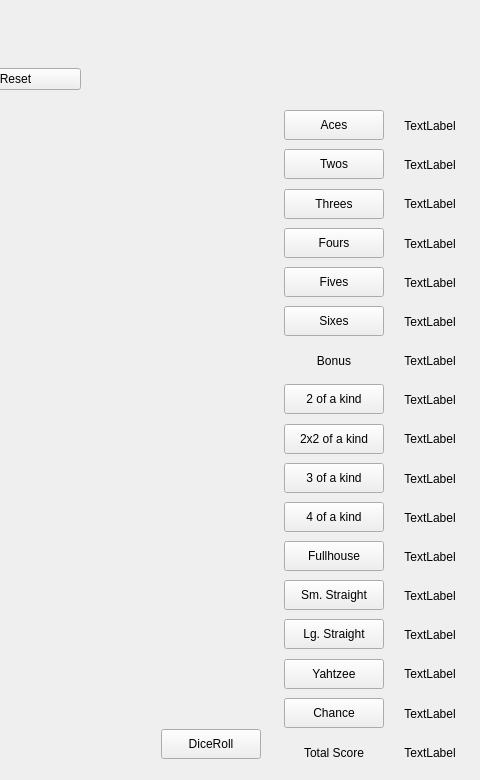
Qt form GUI.ui (MoVo01/Kniffel) before a commit; both pictures show x 350 to 830 and y 131 to 911 of the 830 by 911 pixel window.
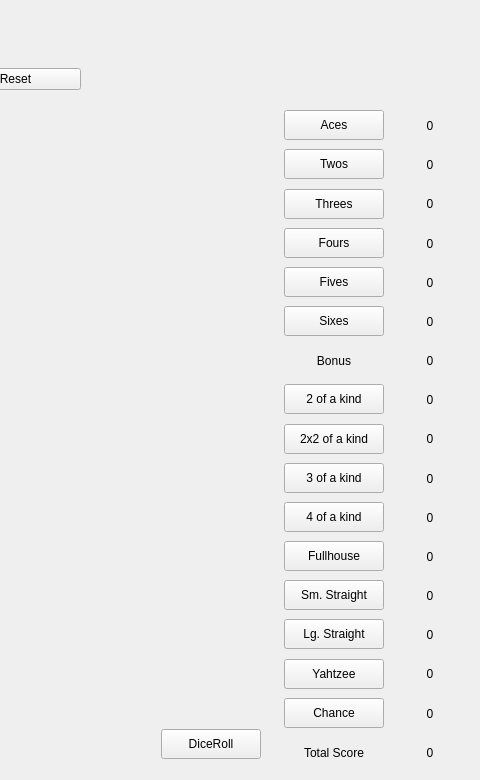
The same form after that commit. Custom widgets are drawn as their Qt base class.

What changed in the file:
```diff
--- a/GUI.ui
+++ b/GUI.ui
@@ -315,7 +315,7 @@
             </size>
            </property>
            <property name="text">
-            <string>TextLabel</string>
+            <string>0</string>
            </property>
            <property name="alignment">
             <set>Qt::AlignCenter</set>
@@ -348,7 +348,7 @@
             </size>
            </property>
            <property name="text">
-            <string>TextLabel</string>
+            <string>0</string>
            </property>
            <property name="alignment">
             <set>Qt::AlignCenter</set>
@@ -381,7 +381,7 @@
             </size>
            </property>
            <property name="text">
-            <string>TextLabel</string>
+            <string>0</string>
            </property>
            <property name="alignment">
             <set>Qt::AlignCenter</set>
@@ -414,7 +414,7 @@
             </size>
            </property>
            <property name="text">
-            <string>TextLabel</string>
+            <string>0</string>
            </property>
            <property name="alignment">
             <set>Qt::AlignCenter</set>
@@ -447,7 +447,7 @@
             </size>
            </property>
            <property name="text">
-            <string>TextLabel</string>
+            <string>0</string>
            </property>
            <property name="alignment">
             <set>Qt::AlignCenter</set>
@@ -480,7 +480,7 @@
             </size>
            </property>
            <property name="text">
-            <string>TextLabel</string>
+            <string>0</string>
            </property>
            <property name="alignment">
             <set>Qt::AlignCenter</set>
@@ -516,7 +516,7 @@
             </size>
            </property>
            <property name="text">
-            <string>TextLabel</string>
+            <string>0</string>
            </property>
            <property name="alignment">
             <set>Qt::AlignCenter</set>
@@ -549,7 +549,7 @@
             </size>
            </property>
            <property name="text">
-            <string>TextLabel</string>
+            <string>0</string>
            </property>
            <property name="alignment">
             <set>Qt::AlignCenter</set>
@@ -582,7 +582,7 @@
             </size>
            </property>
            <property name="text">
-            <string>TextLabel</string>
+            <string>0</string>
            </property>
            <property name="alignment">
             <set>Qt::AlignCenter</set>
@@ -615,7 +615,7 @@
             </size>
            </property>
            <property name="text">
-            <string>TextLabel</string>
+            <string>0</string>
            </property>
            <property name="alignment">
             <set>Qt::AlignCenter</set>
@@ -648,7 +648,7 @@
             </size>
            </property>
            <property name="text">
-            <string>TextLabel</string>
+            <string>0</string>
            </property>
            <property name="alignment">
             <set>Qt::AlignCenter</set>
@@ -681,7 +681,7 @@
             </size>
            </property>
            <property name="text">
-            <string>TextLabel</string>
+            <string>0</string>
            </property>
            <property name="alignment">
             <set>Qt::AlignCenter</set>
@@ -714,7 +714,7 @@
             </size>
            </property>
            <property name="text">
-            <string>TextLabel</string>
+            <string>0</string>
            </property>
            <property name="alignment">
             <set>Qt::AlignCenter</set>
@@ -747,7 +747,7 @@
             </size>
            </property>
            <property name="text">
-            <string>TextLabel</string>
+            <string>0</string>
            </property>
            <property name="alignment">
             <set>Qt::AlignCenter</set>
@@ -780,7 +780,7 @@
             </size>
            </property>
            <property name="text">
-            <string>TextLabel</string>
+            <string>0</string>
            </property>
            <property name="alignment">
             <set>Qt::AlignCenter</set>
@@ -813,7 +813,7 @@
             </size>
            </property>
            <property name="text">
-            <string>TextLabel</string>
+            <string>0</string>
            </property>
            <property name="alignment">
             <set>Qt::AlignCenter</set>
@@ -849,7 +849,7 @@
             </size>
            </property>
            <property name="text">
-            <string>TextLabel</string>
+            <string>0</string>
            </property>
            <property name="alignment">
             <set>Qt::AlignCenter</set>
```
